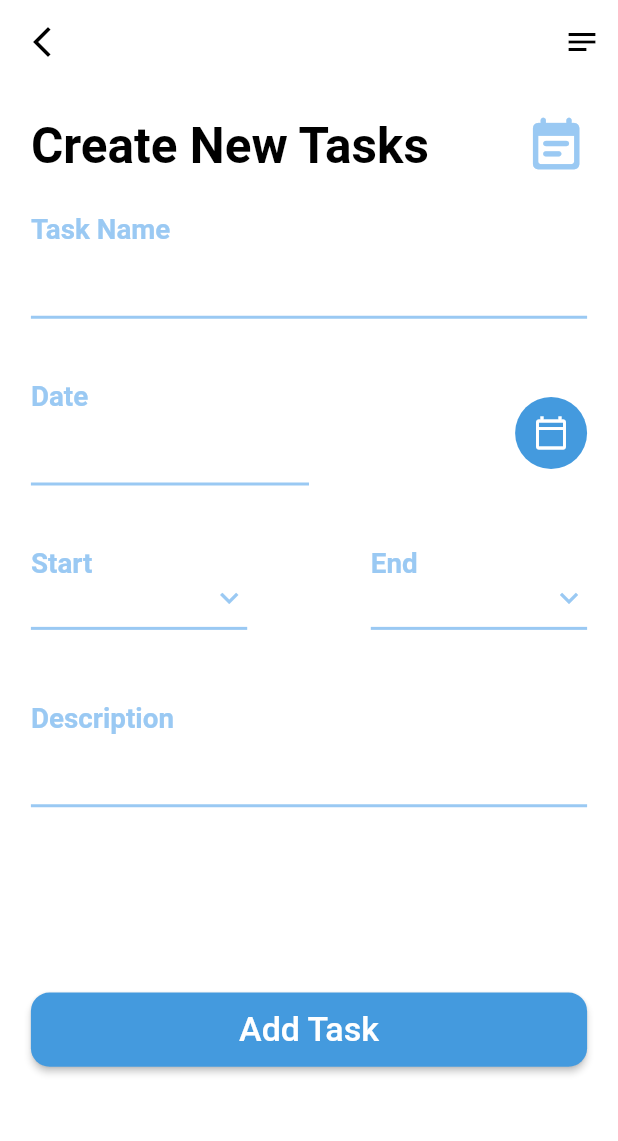
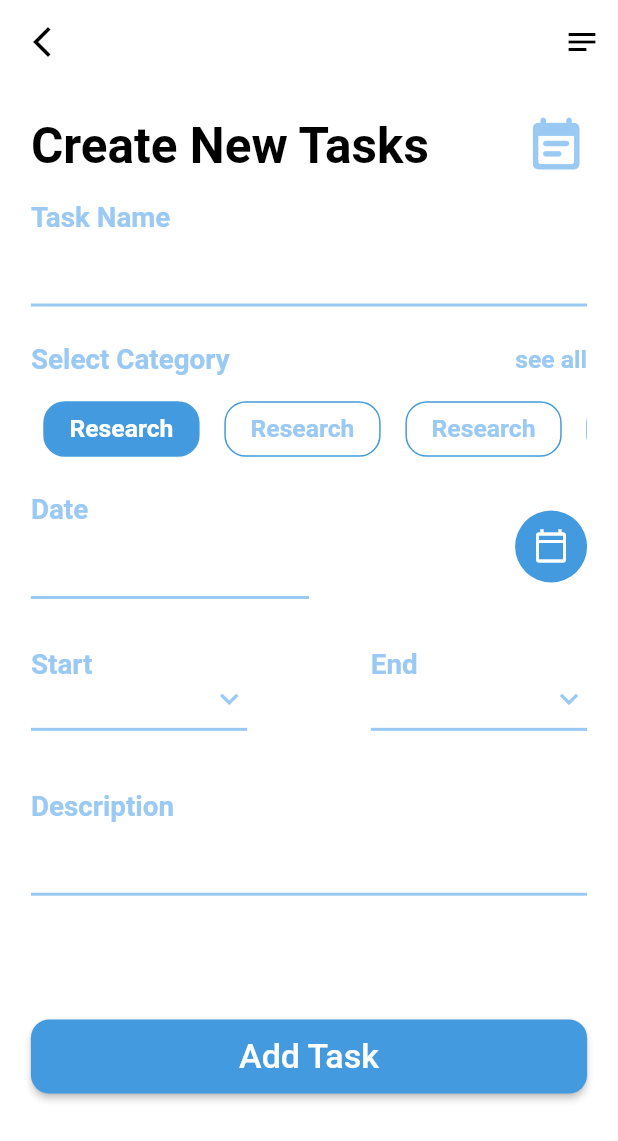
Before and after one commit to nabawyhussein/tasks_app_min, a Flutter app: the CreateTaskScreen screen opened directly, on a phone screen of 412 x 824 dp. Shown: the top 1141 px of the screen. Run offline on Flutter 3.47's test engine with Material 2 defaults, Android fonts, the phone set to English and light mode, and no system bars; drawn by our look-alikes of date_time_picker; our stand-ins replace bloc, flutter_bloc, fluttertoast.

Commit message:
CreateTaskScreen refactor

```diff
--- a/lib/presentation/main_screens/add_task_screen/add_task_screen.dart
+++ b/lib/presentation/main_screens/add_task_screen/add_task_screen.dart
@@ -6,6 +6,7 @@ import 'package:taskmina/presentation/common_widget/build_button_widget.dart';
 import 'package:taskmina/presentation/common_widget/build_date_picker.dart';
 import 'package:taskmina/presentation/common_widget/build_text_field.dart';
 import 'package:taskmina/presentation/common_widget/build_toast.dart';
+import 'package:taskmina/presentation/main_screens/tasks_home_screen/select_task_category_widget.dart';
 
 import '../../common_widget/build_text.dart';
 import '../../common_widget/build_time_picker.dart';
@@ -49,44 +50,14 @@ class CreateTaskScreen extends StatelessWidget {
                 child: Column(
                   crossAxisAlignment: CrossAxisAlignment.start,
                   children: [
-                    Row(
-                      mainAxisAlignment: MainAxisAlignment.spaceBetween,
-                      children: [
-                        BuildText(
-                          txt: 'Create New Tasks',
-                          fontSize: AppSize.size(context).width*0.08,
-                          fontWeight: FontWeight.bold,
-                        ),
-                        Icon(Icons.event_note_rounded,
-                          color: ColorManger.primarySecondColor,
-                          size: AppSize.size(context).width*0.1,
+                    header(context),
+                    SizedBox(height: AppSize.size(context).height*0.02,),
+                    BuildTextField(controller: taskNameController,headerTxt: "Task Name",),
 
-                        )
-                      ],
-                    ),
-                    SizedBox(height: AppSize.size(context).height*0.03,),
-                    BuildTextField(controller: taskNameController,headerTxt: "Task Name",),
-                    SizedBox(height: AppSize.size(context).height*0.05,),
-                    Row(
-                      mainAxisAlignment: MainAxisAlignment.spaceBetween,
-                      children: [
-                        BuildDatePicker(textController: taskDateController,headerTxt: "Date",
-                        width: AppSize.size(context).width*0.45,
-                        ),
-                        Container(
-                          height: AppSize.size(context).height*0.06,
-                          decoration: BoxDecoration(
-                            color: ColorManger.primary,
-                            shape: BoxShape.circle,
-                          ),
-                          child: IconButton(icon: const
-                          Icon(Icons.calendar_today_outlined,color: Colors.white,
-                          ), onPressed: () {
-                          },),
-                        ),
-                      ],
-                    ),
-                    SizedBox(height: AppSize.size(context).height*0.05,),
+                    const SelectCategoryWidget(),
+
+                    selectTaskDate(context),
+                    SizedBox(height: AppSize.size(context).height*0.04,),
                     Row(
                       mainAxisAlignment: MainAxisAlignment.spaceBetween,
                       children: [
@@ -100,10 +71,10 @@ class CreateTaskScreen extends StatelessWidget {
                         ),
                       ],
                     ),
-                    SizedBox(height: AppSize.size(context).height*0.05,),
+                    SizedBox(height: AppSize.size(context).height*0.04,),
                     BuildTextField(controller: taskDescriptionController,
                       headerTxt: "Description",),
-                    SizedBox(height: AppSize.size(context).height*0.15,),
+                    SizedBox(height: AppSize.size(context).height*0.1,),
                     BuildButtonWidget(txt: 'Add Task',
                     onPressed: (){
                       final FormState? form = createTaskFormKey.currentState;
@@ -131,7 +102,6 @@ class CreateTaskScreen extends StatelessWidget {
                       }
                     },
                     )
-
                   ],
                 ),
               ),
@@ -141,4 +111,44 @@ class CreateTaskScreen extends StatelessWidget {
       ),
     );
   }
+
+  Row selectTaskDate(BuildContext context) {
+    return Row(
+                    mainAxisAlignment: MainAxisAlignment.spaceBetween,
+                    children: [
+                      BuildDatePicker(textController: taskDateController,headerTxt: "Date",
+                      width: AppSize.size(context).width*0.45,
+                      ),
+                      Container(
+                        height: AppSize.size(context).height*0.06,
+                        decoration: BoxDecoration(
+                          color: ColorManger.primary,
+                          shape: BoxShape.circle,
+                        ),
+                        child: IconButton(icon: const
+                        Icon(Icons.calendar_today_outlined,color: Colors.white,
+                        ), onPressed: () {
+                        },),
+                      ),
+                    ],
+                  );
+  }
+
+  Row header(BuildContext context) {
+    return Row(
+                    mainAxisAlignment: MainAxisAlignment.spaceBetween,
+                    children: [
+                      BuildText(
+                        txt: 'Create New Tasks',
+                        fontSize: AppSize.size(context).width*0.08,
+                        fontWeight: FontWeight.bold,
+                      ),
+                      Icon(Icons.event_note_rounded,
+                        color: ColorManger.primarySecondColor,
+                        size: AppSize.size(context).width*0.1,
+
+                      )
+                    ],
+                  );
+  }
 }
--- /dev/null
+++ b/lib/presentation/main_screens/tasks_home_screen/select_task_category_widget.dart
@@ -0,0 +1,70 @@
+import 'package:flutter/material.dart';
+
+import '../../common_widget/build_text.dart';
+import '../../resources/app_size_res.dart';
+import '../../resources/color_manger.dart';
+
+class SelectCategoryWidget extends StatelessWidget {
+  const SelectCategoryWidget({Key? key}) : super(key: key);
+
+  @override
+  Widget build(BuildContext context) {
+    return Column(
+      children: [
+        SizedBox(height: AppSize.size(context).height*0.03,),
+        Row(
+          mainAxisAlignment: MainAxisAlignment.spaceBetween,
+          children: [
+            BuildText(
+              txt: 'Select Category',
+              fontSize: AppSize.size(context).width*0.045,
+              fontWeight: FontWeight.bold,
+              color: ColorManger.primarySecondColor,
+            ),
+            BuildText(
+              txt:"see all",
+              fontSize: AppSize.size(context).width*0.04,
+              color: ColorManger.primarySecondColor,
+              fontWeight: FontWeight.w600,),
+
+          ],
+        ),
+        SizedBox(height: AppSize.size(context).height*0.02,),
+        SizedBox(
+          height: AppSize.size(context).height*0.045,
+          child: ListView.builder(
+              shrinkWrap: true,
+              physics: const ClampingScrollPhysics(),
+              padding: EdgeInsets.zero,
+              scrollDirection: Axis.horizontal,
+              itemCount: 9,
+              itemBuilder: (context, index) {
+                return  Container(
+                  alignment: Alignment.center,
+                  margin: EdgeInsets.symmetric(horizontal:
+                  AppSize.size(context).width*0.02),
+                  padding: EdgeInsets.symmetric(horizontal:
+                  AppSize.size(context).width*0.04,),
+                  decoration: BoxDecoration(
+                      color:index ==0 ? ColorManger.primary:Colors.white,
+                      borderRadius: BorderRadius.circular(
+                        AppSize.size(context).width*0.035,
+                      ),
+                      border: Border.all(
+                          color: ColorManger.primary
+                      )
+                  ),
+                  child: BuildText(
+                    txt: "Research",
+                    fontSize: AppSize.size(context).width*0.04,
+                    fontWeight: FontWeight.w600,
+                    color: index !=0 ? ColorManger.primarySecondColor :Colors.white,
+                  ),
+                );
+              }),
+        ),
+        SizedBox(height: AppSize.size(context).height*0.03,),
+      ],
+    );
+  }
+}
```
